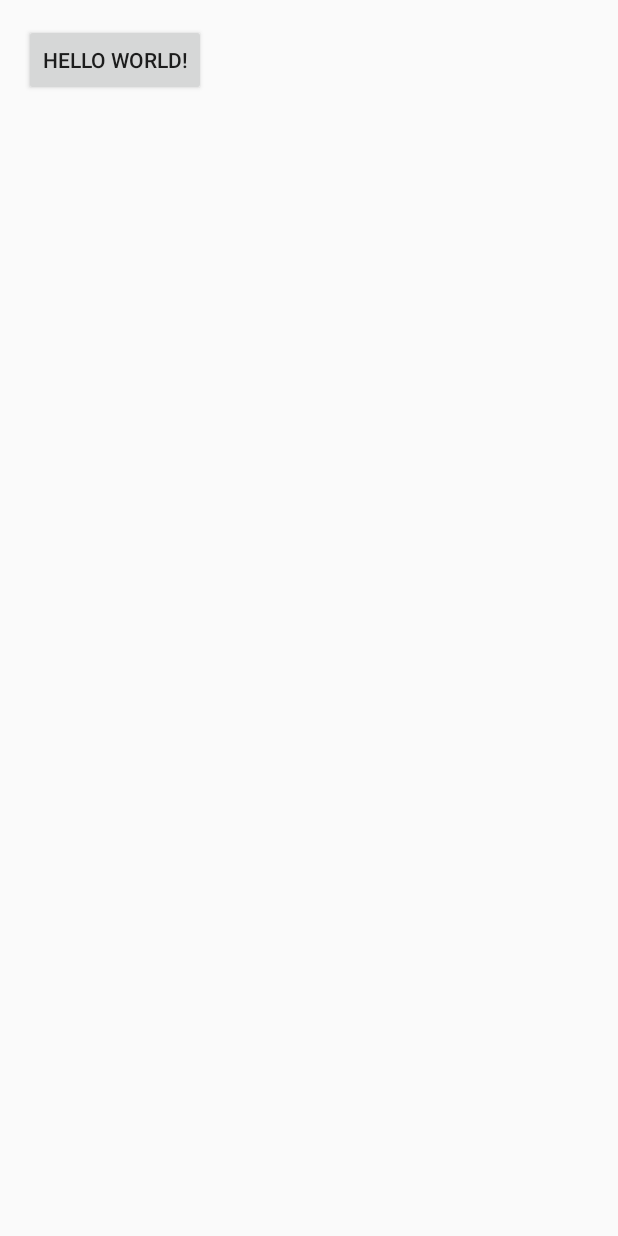
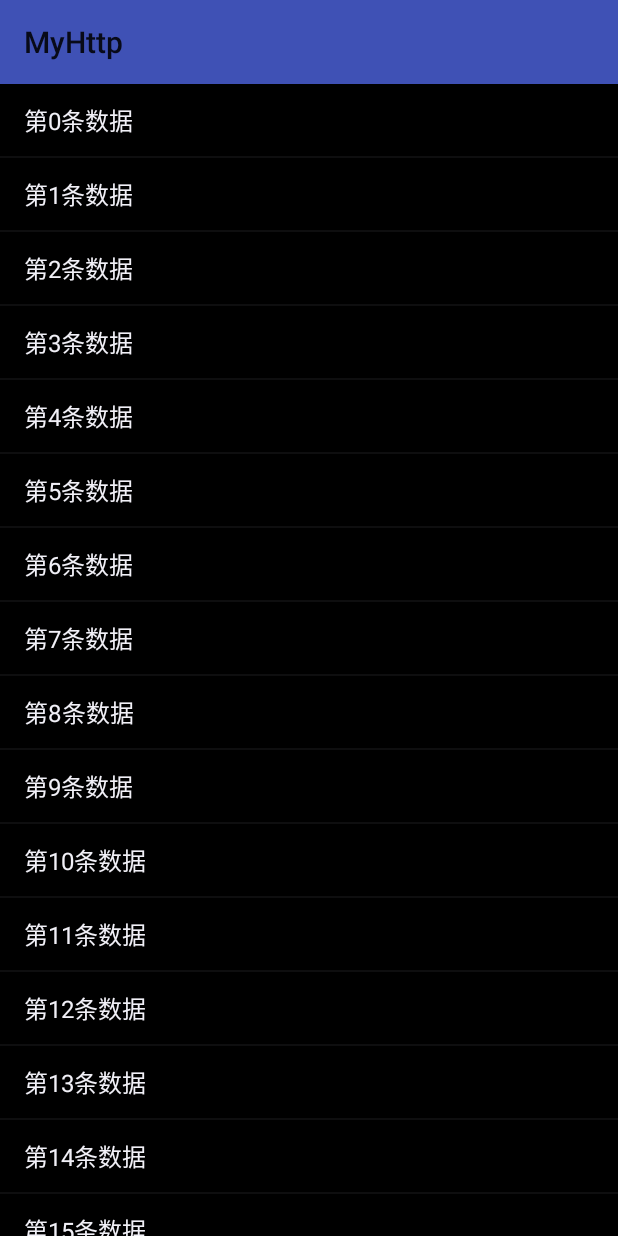
Before and after one commit to aqianglala/MyBaseApplication, an Android app: the screen it shows after launch (MainActivity before the commit, TestBaseNetFmActivity after it), on a phone screen of 412 x 824 dp. Run offline under Robolectric (Android 15) with nearby library versions, the phone set to English and light mode, and no system bars; our stand-ins replace ButterKnife.

Commit message:
添加baseNetFragment

```diff
--- a/app/src/main/AndroidManifest.xml
+++ b/app/src/main/AndroidManifest.xml
@@ -12,14 +12,15 @@
         android:supportsRtl="true"
         android:theme="@style/AppTheme">
         <activity android:name=".view.MainActivity">
+
+        </activity>
+        <activity android:name=".test.activity.TestBaseNetFmActivity">
             <intent-filter>
                 <action android:name="android.intent.action.MAIN"/>
 
                 <category android:name="android.intent.category.LAUNCHER"/>
             </intent-filter>
         </activity>
-        <activity android:name=".test.fragment.TestBaseNetFmActivity">
-        </activity>
     </application>
 
 </manifest>
--- a/app/src/main/java/com/example/qiang/myhttp/Base/BaseActivity.java
+++ b/app/src/main/java/com/example/qiang/myhttp/Base/BaseActivity.java
@@ -30,11 +30,13 @@ public abstract class BaseActivity extends AppCompatActivity implements View.OnC
 
         initContentView();
         initialize();
+        initView();
         initListener();
     }
 
-    protected void initListener() {
-    }
+    protected void initView(){}
+
+    protected void initListener() {}
 
     /**
      * 初始化界面
--- a/app/src/main/java/com/example/qiang/myhttp/dialog/LoadDialog.java
+++ b/app/src/main/java/com/example/qiang/myhttp/dialog/LoadDialog.java
@@ -10,6 +10,7 @@ import android.support.v4.app.FragmentTransaction;
 import android.view.LayoutInflater;
 import android.view.View;
 import android.view.ViewGroup;
+import android.view.Window;
 
 import com.example.qiang.myhttp.R;
 
@@ -23,6 +24,7 @@ public class LoadDialog extends DialogFragment {
 
     @Override
     public View onCreateView(LayoutInflater inflater, ViewGroup container, Bundle savedInstanceState) {
+        getDialog().requestWindowFeature(Window.FEATURE_NO_TITLE);
         return inflater.inflate(R.layout.view_load_dialog, container);
     }
 
--- a/app/src/main/java/com/example/qiang/myhttp/dialog/ToastDialog.java
+++ b/app/src/main/java/com/example/qiang/myhttp/dialog/ToastDialog.java
@@ -11,6 +11,7 @@ import android.support.v4.app.FragmentTransaction;
 import android.view.LayoutInflater;
 import android.view.View;
 import android.view.ViewGroup;
+import android.view.Window;
 import android.widget.ImageView;
 import android.widget.TextView;
 
@@ -29,13 +30,14 @@ public class ToastDialog extends DialogFragment {
 
     @Override
     public View onCreateView(LayoutInflater inflater, ViewGroup container, Bundle savedInstanceState) {
+        // 去掉对话框标题
+        getDialog().requestWindowFeature(Window.FEATURE_NO_TITLE);
         return inflater.inflate(R.layout.view_toast_dialog, container);
     }
 
     @Override
     public void onActivityCreated(Bundle savedInstanceState) {
         super.onActivityCreated(savedInstanceState);
-        setStyle(DialogFragment.STYLE_NORMAL, android.R.style.Theme_Black_NoTitleBar);
         getDialog().getWindow().setBackgroundDrawable(new ColorDrawable());
         ImageView image_icon = (ImageView) getView().findViewById(R.id.image_icon);
         TextView text_message = (TextView) getView().findViewById(R.id.text_message);
--- /dev/null
+++ b/app/src/main/java/com/example/qiang/myhttp/test/activity/TestBaseNetFmActivity.java
@@ -0,0 +1,79 @@
+package com.example.qiang.myhttp.test.activity;
+
+import android.support.v4.app.Fragment;
+import android.support.v4.app.FragmentManager;
+import android.support.v4.app.FragmentPagerAdapter;
+import android.support.v4.view.ViewPager;
+
+import com.example.qiang.myhttp.Base.BaseNetFragment;
+import com.example.qiang.myhttp.Base.TitleBaseActivity;
+import com.example.qiang.myhttp.R;
+import com.example.qiang.myhttp.test.fragment.TestBaseNetFm;
+
+import java.util.ArrayList;
+
+import butterknife.Bind;
+
+public class TestBaseNetFmActivity extends TitleBaseActivity {
+
+    @Bind(R.id.viewPager)ViewPager viewPager;
+    private ArrayList<BaseNetFragment> fragments;
+
+    @Override
+    protected int getContentView() {
+        return R.layout.activity_test_base_net_fm;
+    }
+
+    @Override
+    protected void initListener() {
+        super.initListener();
+        fragments = new ArrayList<>();
+        for(int i=0;i<5;i++){
+            fragments.add(new TestBaseNetFm());
+        }
+        viewPager.setAdapter(new MyFragmentPagerAdapter(getSupportFragmentManager()));
+        viewPager.setOnPageChangeListener(onPageChangeListener);
+        viewPager.post(new Runnable(){
+            @Override
+            public void run() {
+                onPageChangeListener.onPageSelected(0);
+            }
+        });
+    }
+
+    class MyFragmentPagerAdapter extends FragmentPagerAdapter{
+
+        public MyFragmentPagerAdapter(FragmentManager fm) {
+            super(fm);
+        }
+
+        @Override
+        public Fragment getItem(int position) {
+            return fragments.get(position);
+        }
+
+        @Override
+        public int getCount() {
+            return fragments.size();
+        }
+    }
+
+    private ViewPager.OnPageChangeListener onPageChangeListener = new ViewPager.OnPageChangeListener() {
+
+
+        @Override
+        public void onPageScrolled(int position, float positionOffset, int positionOffsetPixels) {
+
+        }
+
+        @Override
+        public void onPageSelected(int position) {
+            fragments.get(position).loadData();
+        }
+
+        @Override
+        public void onPageScrollStateChanged(int state) {
+
+        }
+    };
+}
--- /dev/null
+++ b/app/src/main/java/com/example/qiang/myhttp/test/fragment/TestBaseNetFm.java
@@ -0,0 +1,39 @@
+package com.example.qiang.myhttp.test.fragment;
+
+import android.view.View;
+import android.widget.ArrayAdapter;
+import android.widget.ListView;
+
+import com.example.qiang.myhttp.Base.BaseNetFragment;
+import com.example.qiang.myhttp.R;
+import com.example.qiang.myhttp.utils.UIUtils;
+import com.example.qiang.myhttp.widget.LoadingPage;
+
+import java.util.ArrayList;
+
+/**
+ * Created by qiang on 2016/7/11.
+ */
+public class TestBaseNetFm extends BaseNetFragment {
+
+    private ArrayList<String> mData;
+
+    @Override
+    public View onCreateSuccessView() {
+        View view = UIUtils.inflate(R.layout.fragment_test);
+        ListView listView = (ListView) view.findViewById(R.id.listView);
+        ArrayAdapter<String> adapter = new ArrayAdapter<>(UIUtils.getContext(),
+                android.R.layout.simple_list_item_1, mData);
+        listView.setAdapter(adapter);
+        return view;
+    }
+
+    @Override
+    public LoadingPage.ResultState onLoad() {
+        mData = new ArrayList<>();
+        for(int i=0;i<20;i++){
+            mData.add("第"+i+"条数据");
+        }
+        return check(mData);
+    }
+}
--- a/app/src/main/res/layout/activity_test_base_net_fm.xml
+++ b/app/src/main/res/layout/activity_test_base_net_fm.xml
@@ -4,7 +4,7 @@
     xmlns:tools="http://schemas.android.com/tools"
     android:layout_width="match_parent"
     android:layout_height="match_parent"
-    tools:context=".test.fragment.TestBaseNetFmActivity">
+    tools:context=".test.activity.TestBaseNetFmActivity">
 
     <android.support.v4.view.ViewPager
         android:id="@+id/viewPager"
--- /dev/null
+++ b/app/src/main/res/layout/fragment_test.xml
@@ -0,0 +1,13 @@
+<?xml version="1.0" encoding="utf-8"?>
+<LinearLayout xmlns:android="http://schemas.android.com/apk/res/android"
+              android:orientation="vertical"
+              android:layout_width="match_parent"
+              android:layout_height="match_parent">
+
+    <ListView
+        android:id="@+id/listView"
+        android:layout_width="match_parent"
+        android:layout_height="match_parent"
+        android:background="@android:color/black"/>
+
+</LinearLayout>
```
Also changed, not shown: app/src/main/java/com/example/qiang/myhttp/test/fragment/TestBaseNetFmActivity.java (deleted, +0 -32 lines), app/src/main/java/com/example/qiang/myhttp/view/MainActivity.java (+26 -2 lines).
